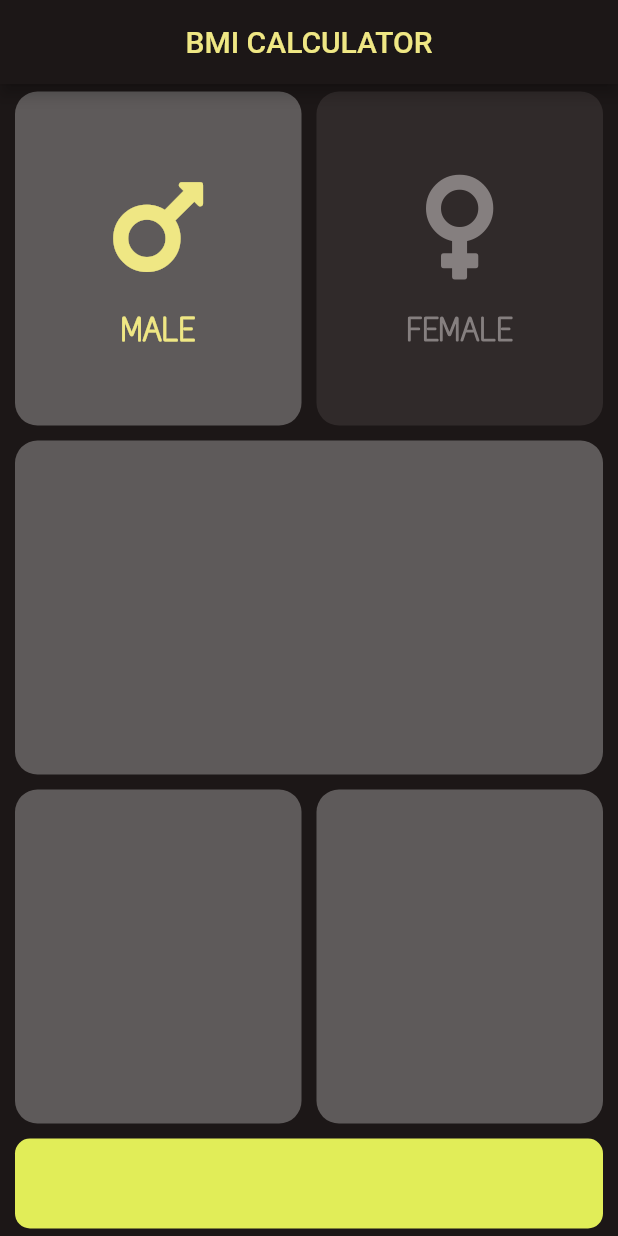
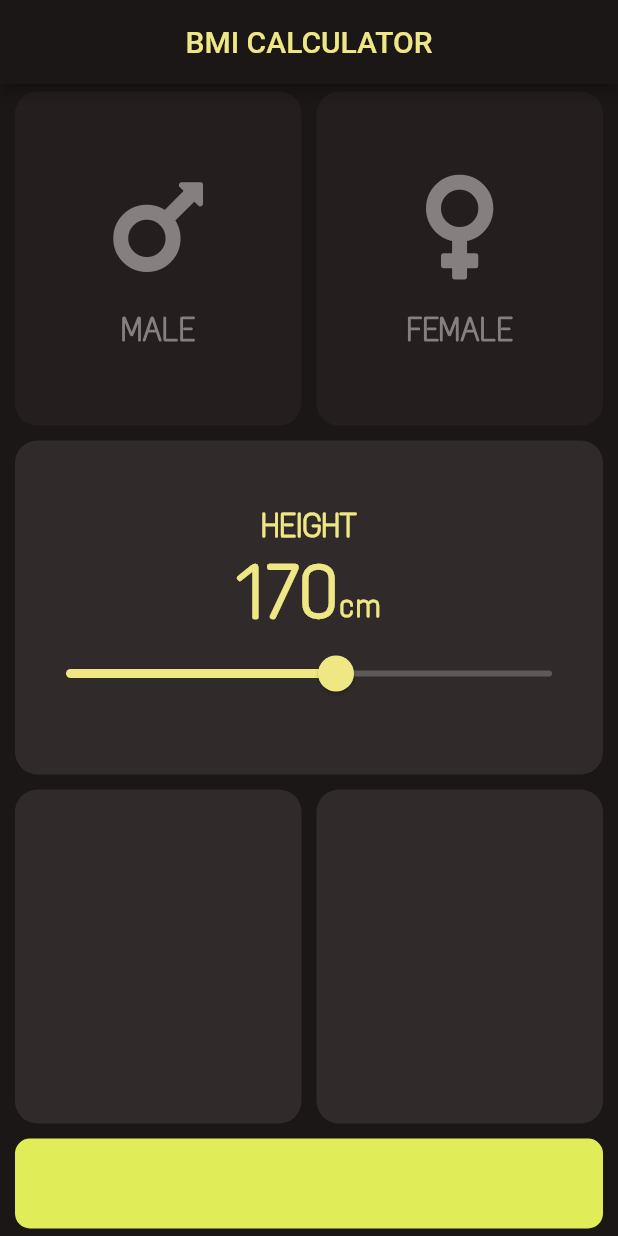
Before and after one commit to dvsu/bmi-calc, a Flutter app: the screen it shows after launch, on a phone screen of 412 x 824 dp. Run offline on Flutter 3.47's test engine with Material 2 defaults, Android fonts, the phone set to English and light mode, and no system bars; our stand-ins replace font_awesome_flutter.

Commit message:
Add functionalities

```diff
--- a/lib/color_palette.dart
+++ b/lib/color_palette.dart
@@ -1,9 +1,20 @@
 import 'package:flutter/material.dart';
 
 const Color mainThemeColor = Color(0xFF1c1717);
-const Color subThemeColor1 = Color(0xff423a3a);
+const Color subThemeColor1 = Color(0xff241e1e);
 const Color subThemeColor2 = Color(0xff302a2a);
 const Color subThemeColor3 = Color(0xff5e5a5a);
 const Color subThemeColor4 = Color(0xff857f7f);
 const Color mainContentColor = Color(0xffEFE784);
 const Color subContentColor = Color(0xffe1ed58);
+
+const activeCardColor = subThemeColor2;
+const inactiveCardColor = subThemeColor1;
+const activeIconColor = mainContentColor;
+const inactiveIconColor = subThemeColor4;
+const buttonColor = subContentColor;
+
+const activeSliderColor = mainContentColor;
+const inactiveSliderColor = subThemeColor3;
+const thumbSliderColor = mainContentColor;
+const overlaySliderColor = Color(0x29EFE784);
--- a/lib/custom_card.dart
+++ b/lib/custom_card.dart
@@ -7,10 +7,12 @@ class CustomCard extends StatelessWidget {
   final double marginTop;
   final double marginRight;
   final double marginButton;
+  final VoidCallback? onPress;
 
   CustomCard(
       {required this.color,
       this.child,
+      this.onPress,
       required this.marginLeft,
       required this.marginTop,
       required this.marginRight,
@@ -18,13 +20,16 @@ class CustomCard extends StatelessWidget {
 
   @override
   Widget build(BuildContext context) {
-    return Container(
-      child: child,
-      margin:
-          EdgeInsets.fromLTRB(marginLeft, marginTop, marginRight, marginButton),
-      decoration: BoxDecoration(
-        color: color,
-        borderRadius: BorderRadius.circular(15.0),
+    return GestureDetector(
+      onTap: onPress,
+      child: Container(
+        child: child,
+        margin: EdgeInsets.fromLTRB(
+            marginLeft, marginTop, marginRight, marginButton),
+        decoration: BoxDecoration(
+          color: color,
+          borderRadius: BorderRadius.circular(15.0),
+        ),
       ),
     );
   }
--- a/lib/input_page.dart
+++ b/lib/input_page.dart
@@ -5,12 +5,12 @@ import 'color_palette.dart';
 import 'custom_card.dart';
 import 'card_content.dart';
 import 'page_layout.dart';
+import 'textstyle.dart';
 
-const activeCardColor = subThemeColor3;
-const inactiveCardColor = subThemeColor2;
-const activeIconColor = mainContentColor;
-const inactiveIconColor = subThemeColor4;
-const buttonColor = subContentColor;
+enum Gender {
+  male,
+  female,
+}
 
 class InputPage extends StatefulWidget {
   const InputPage({Key? key}) : super(key: key);
@@ -20,6 +20,9 @@ class InputPage extends StatefulWidget {
 }
 
 class _InputPageState extends State<InputPage> {
+  Gender? selectedGender;
+  int bodyHeight = 170;
+
   @override
   Widget build(BuildContext context) {
     return Scaffold(
@@ -29,17 +32,27 @@ class _InputPageState extends State<InputPage> {
         ),
       ),
       body: Column(
+        crossAxisAlignment: CrossAxisAlignment.stretch,
         children: [
           Expanded(
             child: Row(
               children: <Widget>[
                 Expanded(
                   child: CustomCard(
-                    color: activeCardColor,
+                    onPress: () {
+                      setState(() {
+                        selectedGender = Gender.male;
+                      });
+                    },
+                    color: selectedGender == Gender.male
+                        ? activeCardColor
+                        : inactiveCardColor,
                     child: CardContent(
                       icon: FontAwesomeIcons.mars,
                       iconName: 'MALE',
-                      color: activeIconColor,
+                      color: selectedGender == Gender.male
+                          ? activeIconColor
+                          : inactiveIconColor,
                     ),
                     marginLeft: sideToFrameSpacing,
                     marginTop: sideToSideSpacing,
@@ -49,11 +62,20 @@ class _InputPageState extends State<InputPage> {
                 ),
                 Expanded(
                   child: CustomCard(
-                    color: inactiveCardColor,
+                    onPress: () {
+                      setState(() {
+                        selectedGender = Gender.female;
+                      });
+                    },
+                    color: selectedGender == Gender.female
+                        ? activeCardColor
+                        : inactiveCardColor,
                     child: CardContent(
                       icon: FontAwesomeIcons.venus,
                       iconName: 'FEMALE',
-                      color: inactiveIconColor,
+                      color: selectedGender == Gender.female
+                          ? activeIconColor
+                          : inactiveIconColor,
                     ),
                     marginLeft: sideToSideSpacing,
                     marginTop: sideToSideSpacing,
@@ -71,6 +93,49 @@ class _InputPageState extends State<InputPage> {
               marginTop: sideToSideSpacing,
               marginRight: sideToFrameSpacing,
               marginButton: sideToSideSpacing,
+              child: Padding(
+                padding: const EdgeInsets.all(10.0),
+                child: Column(
+                  mainAxisAlignment: MainAxisAlignment.center,
+                  children: [
+                    Text('HEIGHT'),
+                    Row(
+                      mainAxisAlignment: MainAxisAlignment.center,
+                      crossAxisAlignment: CrossAxisAlignment.baseline,
+                      textBaseline: TextBaseline.alphabetic,
+                      children: <Widget>[
+                        Text(
+                          bodyHeight.toString(),
+                          style: heightTextStyle,
+                        ),
+                        Text(
+                          'cm',
+                        ),
+                      ],
+                    ),
+                    SliderTheme(
+                      data: SliderTheme.of(context).copyWith(
+                        activeTrackColor: activeSliderColor,
+                        inactiveTrackColor: inactiveSliderColor,
+                        thumbColor: thumbSliderColor,
+                        overlayColor: overlaySliderColor,
+                        thumbShape:
+                            RoundSliderThumbShape(enabledThumbRadius: 12.0),
+                      ),
+                      child: Slider(
+                        value: bodyHeight.toDouble(),
+                        min: 120,
+                        max: 210,
+                        onChanged: (double newValue) {
+                          setState(() {
+                            bodyHeight = newValue.round();
+                          });
+                        },
+                      ),
+                    ),
+                  ],
+                ),
+              ),
             ),
           ),
           Expanded(
--- /dev/null
+++ b/lib/textstyle.dart
@@ -0,0 +1,6 @@
+import 'package:flutter/material.dart';
+
+const heightTextStyle = TextStyle(
+  fontSize: 50.0,
+  fontWeight: FontWeight.w900,
+);
```
